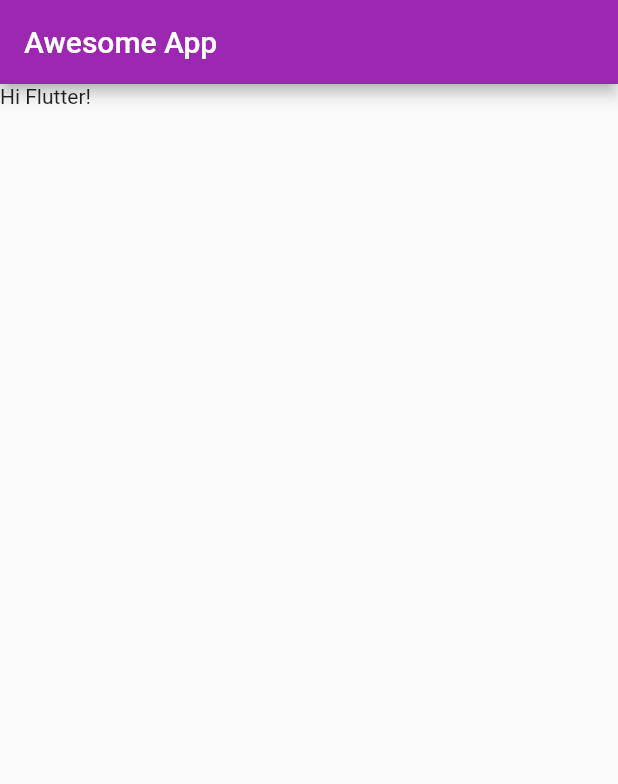
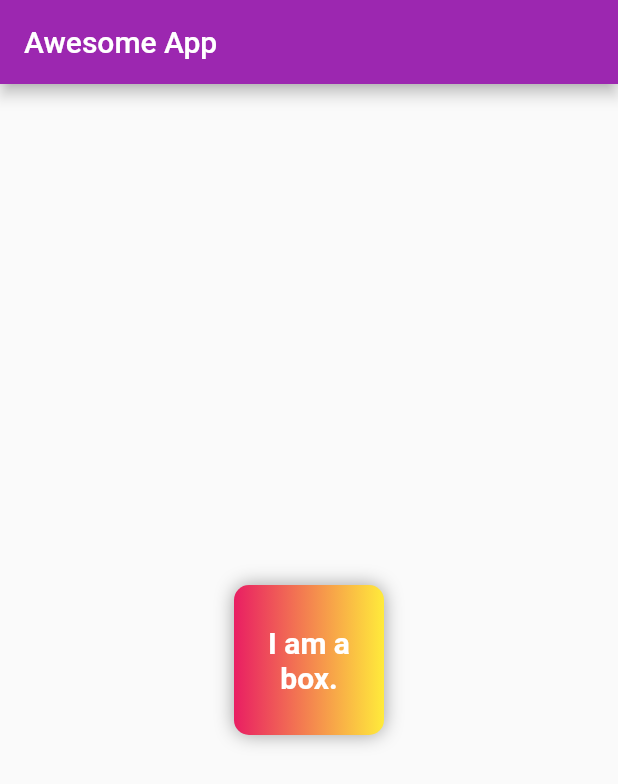
Before and after one commit to kaustavr19/awsome_app, a Flutter app: the screen it shows after launch, on a phone screen of 412 x 824 dp. Shown: the top 784 px of the screen. Run offline on Flutter 3.47's test engine with Material 2 defaults, Android fonts, the phone set to English and light mode, and no system bars.

Commit message:
chapter 2(container,decoration & text) completed

```diff
--- a/lib/main.dart
+++ b/lib/main.dart
@@ -17,8 +17,37 @@ class Homepage extends StatelessWidget {
       appBar: AppBar(
         title: Text("Awesome App"),
       ),
-      body: Container(
-        child: Text("Hi Flutter!"),
+      body: Center(
+        child: Container(
+          padding: const EdgeInsets.all(8),
+          //color: Colors.red,
+          width: 100,
+          height: 100,
+          clipBehavior: Clip.antiAlias,
+          alignment: Alignment.center,
+          decoration: BoxDecoration(
+              color: Colors.red,
+              borderRadius: BorderRadius.circular(10),
+              gradient: LinearGradient(colors: [
+                Colors.pink,
+                Colors.yellow,
+              ]),
+              boxShadow: [
+                BoxShadow(
+                  color: Colors.grey,
+                  blurRadius: 10,
+                ),
+              ]),
+          child: Text(
+            "I am a box.",
+            textAlign: TextAlign.center,
+            style: TextStyle(
+              fontSize: 20,
+              color: Colors.white,
+              fontWeight: FontWeight.bold,
+            ),
+          ),
+        ),
       ),
     );
   }
```
